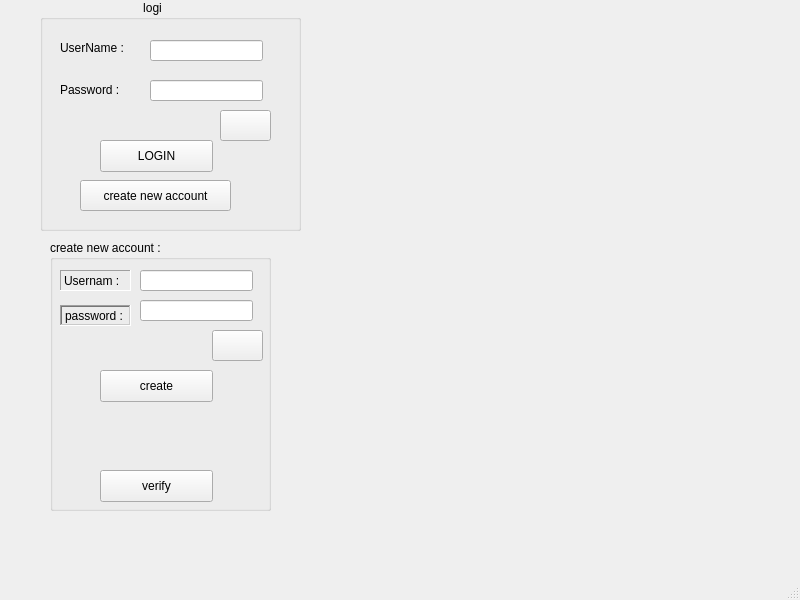
Above: secendpage.ui from HeliaBrs/Moon before the change. Below: the same form after it.
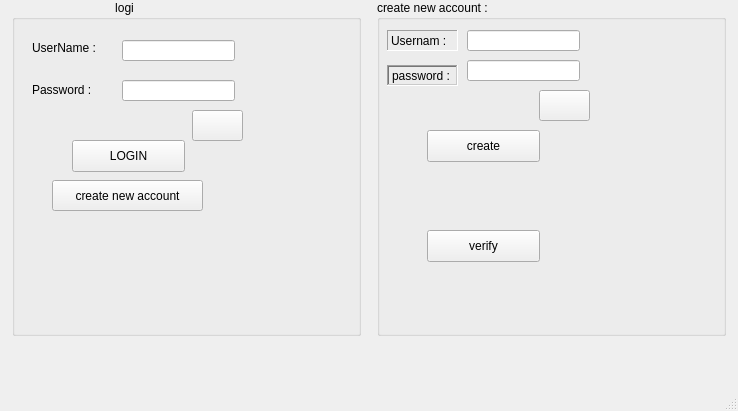
That is the form after the change. Icons and pictures are not drawn.

```diff
--- a/secendpage.ui
+++ b/secendpage.ui
@@ -6,8 +6,8 @@
    <rect>
     <x>0</x>
     <y>0</y>
-    <width>800</width>
-    <height>600</height>
+    <width>738</width>
+    <height>411</height>
    </rect>
   </property>
   <property name="windowTitle">
@@ -17,10 +17,10 @@
    <widget class="QGroupBox" name="groupBox_login">
     <property name="geometry">
      <rect>
-      <x>40</x>
+      <x>12</x>
       <y>0</y>
-      <width>261</width>
-      <height>231</height>
+      <width>349</width>
+      <height>336</height>
      </rect>
     </property>
     <property name="toolTip">
@@ -130,10 +130,10 @@
    <widget class="QGroupBox" name="groupBox_creat">
     <property name="geometry">
      <rect>
-      <x>50</x>
-      <y>240</y>
-      <width>221</width>
-      <height>271</height>
+      <x>377</x>
+      <y>0</y>
+      <width>349</width>
+      <height>336</height>
      </rect>
     </property>
     <property name="title">
```
Left out of the diff: 7 changed lines with no effect on the pictures.
